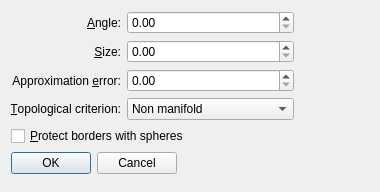
CGAL/cgal, file Polyhedron/demo/Polyhedron/Remeshing_dialog.ui: the form before one commit.
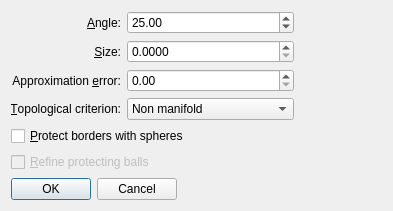
The form after the commit.

Commit message: Current state:   - Scene_c2t3_item now exists as a separate item library (with a hack:     symbols of Vertex_info are in the remeshing_plugin),   - New dialog box for remeshing parameters (the mesh_3 plugin should have     a similar dialog box),   - Vertex_info in C2t3: general usage markers (in a bitset<32>),   - new attempt for the protecting balls refinement.

```diff
--- a/Polyhedron/demo/Polyhedron/Remeshing_dialog.ui
+++ b/Polyhedron/demo/Polyhedron/Remeshing_dialog.ui
@@ -6,8 +6,8 @@
    <rect>
     <x>0</x>
     <y>0</y>
-    <width>380</width>
-    <height>192</height>
+    <width>393</width>
+    <height>196</height>
    </rect>
   </property>
   <property name="windowTitle">
@@ -30,7 +30,17 @@
       </widget>
      </item>
      <item row="0" column="1">
-      <widget class="QDoubleSpinBox" name="angle"/>
+      <widget class="QDoubleSpinBox" name="angle">
+       <property name="minimum">
+        <double>1.000000000000000</double>
+       </property>
+       <property name="maximum">
+        <double>30.000000000000000</double>
+       </property>
+       <property name="value">
+        <double>25.000000000000000</double>
+       </property>
+      </widget>
      </item>
      <item row="1" column="0">
       <widget class="QLabel" name="sizingLabel">
@@ -46,7 +56,11 @@
       </widget>
      </item>
      <item row="1" column="1">
-      <widget class="QDoubleSpinBox" name="sizing"/>
+      <widget class="QDoubleSpinBox" name="sizing">
+       <property name="decimals">
+        <number>4</number>
+       </property>
+      </widget>
      </item>
      <item row="2" column="0">
       <widget class="QLabel" name="approxLabel">
@@ -98,7 +112,7 @@
      </item>
     </layout>
    </item>
-   <item row="2" column="0">
+   <item row="3" column="0">
     <widget class="QDialogButtonBox" name="buttonBox">
      <property name="orientation">
       <enum>Qt::Horizontal</enum>
@@ -115,6 +129,16 @@
      </property>
     </widget>
    </item>
+   <item row="2" column="0">
+    <widget class="QCheckBox" name="refine_balls">
+     <property name="enabled">
+      <bool>false</bool>
+     </property>
+     <property name="text">
+      <string>&amp;Refine protecting balls</string>
+     </property>
+    </widget>
+   </item>
   </layout>
  </widget>
  <resources/>
```
Left out of the diff: 52 changed lines with no effect on the pictures. The commit also changes 8 other files.
